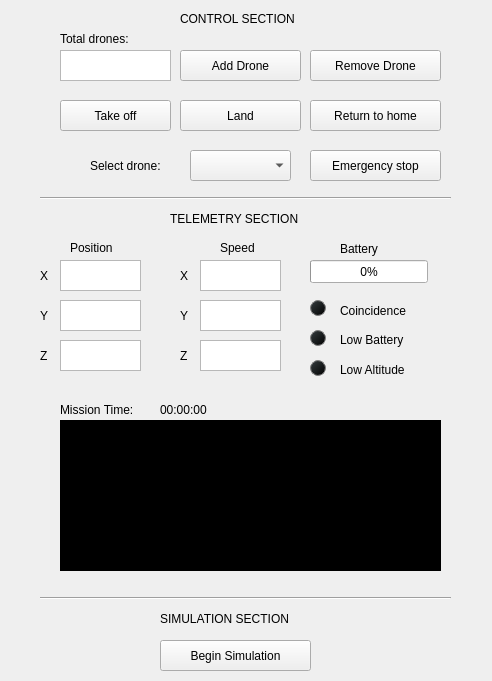
The window that TDF-C2/ui/rqt_sarus_test_plugin/rqt_sarus_test_plugin_widget.ui (Ingenia-SE/TDF-SARUS) describes before a commit, drawn with Qt 5.
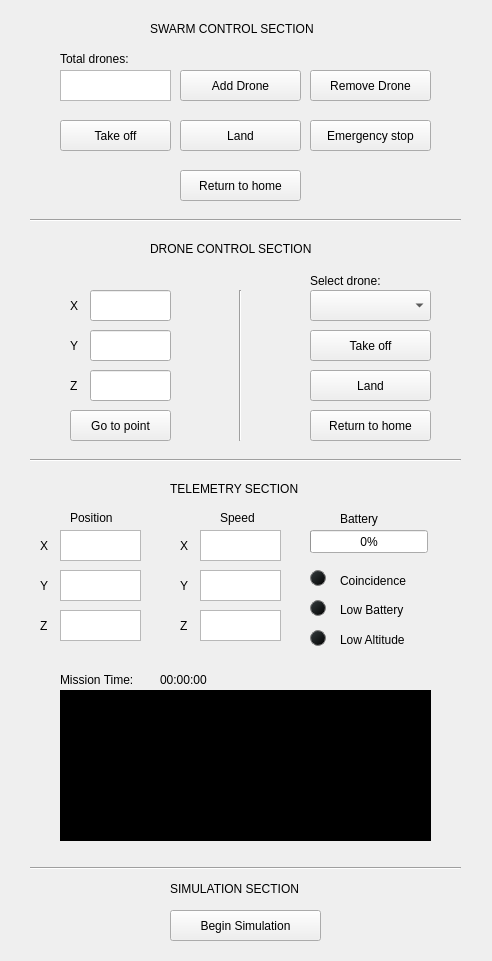
The same window after the commit.

Commit message: Added individual drone control functions

The edit to the form file:
```diff
--- a/TDF-C2/ui/rqt_sarus_test_plugin/rqt_sarus_test_plugin_widget.ui
+++ b/TDF-C2/ui/rqt_sarus_test_plugin/rqt_sarus_test_plugin_widget.ui
@@ -7,7 +7,7 @@
     <x>0</x>
     <y>0</y>
     <width>492</width>
-    <height>681</height>
+    <height>961</height>
    </rect>
   </property>
   <property name="windowTitle">
@@ -17,7 +17,7 @@
    <property name="geometry">
     <rect>
      <x>60</x>
-     <y>100</y>
+     <y>120</y>
      <width>111</width>
      <height>31</height>
     </rect>
@@ -29,10 +29,10 @@
   <widget class="QLabel" name="label_3">
    <property name="geometry">
     <rect>
-     <x>90</x>
-     <y>150</y>
+     <x>310</x>
+     <y>270</y>
      <width>91</width>
-     <height>31</height>
+     <height>21</height>
     </rect>
    </property>
    <property name="text">
@@ -43,8 +43,8 @@
    <property name="geometry">
     <rect>
      <x>60</x>
-     <y>420</y>
-     <width>381</width>
+     <y>690</y>
+     <width>371</width>
      <height>151</height>
     </rect>
    </property>
@@ -56,7 +56,7 @@
    <property name="geometry">
     <rect>
      <x>180</x>
-     <y>50</y>
+     <y>70</y>
      <width>121</width>
      <height>31</height>
     </rect>
@@ -69,8 +69,8 @@
    <property name="geometry">
     <rect>
      <x>310</x>
-     <y>50</y>
-     <width>131</width>
+     <y>70</y>
+     <width>121</width>
      <height>31</height>
     </rect>
    </property>
@@ -82,7 +82,7 @@
    <property name="geometry">
     <rect>
      <x>60</x>
-     <y>50</y>
+     <y>70</y>
      <width>111</width>
      <height>31</height>
     </rect>
@@ -92,7 +92,7 @@
    <property name="geometry">
     <rect>
      <x>60</x>
-     <y>30</y>
+     <y>50</y>
      <width>91</width>
      <height>17</height>
     </rect>
@@ -105,7 +105,7 @@
    <property name="geometry">
     <rect>
      <x>200</x>
-     <y>340</y>
+     <y>610</y>
      <width>81</width>
      <height>31</height>
     </rect>
@@ -115,7 +115,7 @@
    <property name="geometry">
     <rect>
      <x>180</x>
-     <y>300</y>
+     <y>570</y>
      <width>20</width>
      <height>31</height>
     </rect>
@@ -128,7 +128,7 @@
    <property name="geometry">
     <rect>
      <x>200</x>
-     <y>260</y>
+     <y>530</y>
      <width>81</width>
      <height>31</height>
     </rect>
@@ -138,7 +138,7 @@
    <property name="geometry">
     <rect>
      <x>180</x>
-     <y>260</y>
+     <y>530</y>
      <width>20</width>
      <height>31</height>
     </rect>
@@ -151,7 +151,7 @@
    <property name="geometry">
     <rect>
      <x>200</x>
-     <y>300</y>
+     <y>570</y>
      <width>81</width>
      <height>31</height>
     </rect>
@@ -161,7 +161,7 @@
    <property name="geometry">
     <rect>
      <x>180</x>
-     <y>340</y>
+     <y>610</y>
      <width>16</width>
      <height>31</height>
     </rect>
@@ -174,7 +174,7 @@
    <property name="geometry">
     <rect>
      <x>340</x>
-     <y>240</y>
+     <y>510</y>
      <width>53</width>
      <height>17</height>
     </rect>
@@ -187,7 +187,7 @@
    <property name="geometry">
     <rect>
      <x>60</x>
-     <y>400</y>
+     <y>670</y>
      <width>101</width>
      <height>20</height>
     </rect>
@@ -200,7 +200,7 @@
    <property name="geometry">
     <rect>
      <x>160</x>
-     <y>400</y>
+     <y>670</y>
      <width>67</width>
      <height>20</height>
     </rect>
@@ -212,9 +212,9 @@
   <widget class="QComboBox" name="drone_ID">
    <property name="geometry">
     <rect>
-     <x>190</x>
-     <y>150</y>
-     <width>101</width>
+     <x>310</x>
+     <y>290</y>
+     <width>121</width>
      <height>31</height>
     </rect>
    </property>
@@ -223,7 +223,7 @@
    <property name="geometry">
     <rect>
      <x>340</x>
-     <y>300</y>
+     <y>570</y>
      <width>83</width>
      <height>21</height>
     </rect>
@@ -236,7 +236,7 @@
    <property name="geometry">
     <rect>
      <x>340</x>
-     <y>330</y>
+     <y>600</y>
      <width>84</width>
      <height>20</height>
     </rect>
@@ -249,7 +249,7 @@
    <property name="geometry">
     <rect>
      <x>340</x>
-     <y>360</y>
+     <y>630</y>
      <width>87</width>
      <height>20</height>
     </rect>
@@ -262,7 +262,7 @@
    <property name="geometry">
     <rect>
      <x>70</x>
-     <y>240</y>
+     <y>510</y>
      <width>61</width>
      <height>16</height>
     </rect>
@@ -275,7 +275,7 @@
    <property name="geometry">
     <rect>
      <x>310</x>
-     <y>260</y>
+     <y>530</y>
      <width>118</width>
      <height>23</height>
     </rect>
@@ -288,7 +288,7 @@
    <property name="geometry">
     <rect>
      <x>180</x>
-     <y>100</y>
+     <y>120</y>
      <width>121</width>
      <height>31</height>
     </rect>
@@ -300,9 +300,9 @@
   <widget class="QPushButton" name="mission_abort">
    <property name="geometry">
     <rect>
-     <x>310</x>
-     <y>100</y>
-     <width>131</width>
+     <x>180</x>
+     <y>170</y>
+     <width>121</width>
      <height>31</height>
     </rect>
    </property>
@@ -314,7 +314,7 @@
    <property name="geometry">
     <rect>
      <x>310</x>
-     <y>300</y>
+     <y>570</y>
      <width>16</width>
      <height>16</height>
     </rect>
@@ -344,7 +344,7 @@
    <property name="geometry">
     <rect>
      <x>310</x>
-     <y>330</y>
+     <y>600</y>
      <width>16</width>
      <height>16</height>
     </rect>
@@ -374,7 +374,7 @@
    <property name="geometry">
     <rect>
      <x>310</x>
-     <y>360</y>
+     <y>630</y>
      <width>16</width>
      <height>16</height>
     </rect>
@@ -403,8 +403,8 @@
   <widget class="QPushButton" name="launch_simulation">
    <property name="geometry">
     <rect>
-     <x>160</x>
-     <y>640</y>
+     <x>170</x>
+     <y>910</y>
      <width>151</width>
      <height>31</height>
     </rect>
@@ -416,21 +416,21 @@
   <widget class="QLabel" name="label_15">
    <property name="geometry">
     <rect>
-     <x>180</x>
-     <y>10</y>
-     <width>141</width>
+     <x>150</x>
+     <y>20</y>
+     <width>191</width>
      <height>17</height>
     </rect>
    </property>
    <property name="text">
-    <string>CONTROL SECTION</string>
+    <string>SWARM CONTROL SECTION</string>
    </property>
   </widget>
   <widget class="QLabel" name="label_16">
    <property name="geometry">
     <rect>
      <x>170</x>
-     <y>210</y>
+     <y>480</y>
      <width>151</width>
      <height>17</height>
     </rect>
@@ -443,7 +443,7 @@
    <property name="geometry">
     <rect>
      <x>220</x>
-     <y>240</y>
+     <y>510</y>
      <width>51</width>
      <height>16</height>
     </rect>
@@ -456,7 +456,7 @@
    <property name="geometry">
     <rect>
      <x>60</x>
-     <y>260</y>
+     <y>530</y>
      <width>81</width>
      <height>31</height>
     </rect>
@@ -466,7 +466,7 @@
    <property name="geometry">
     <rect>
      <x>60</x>
-     <y>300</y>
+     <y>570</y>
      <width>81</width>
      <height>31</height>
     </rect>
@@ -476,7 +476,7 @@
    <property name="geometry">
     <rect>
      <x>60</x>
-     <y>340</y>
+     <y>610</y>
      <width>81</width>
      <height>31</height>
     </rect>
@@ -485,8 +485,8 @@
   <widget class="QLabel" name="label_17">
    <property name="geometry">
     <rect>
-     <x>160</x>
-     <y>610</y>
+     <x>170</x>
+     <y>880</y>
      <width>151</width>
      <height>17</height>
     </rect>
@@ -498,9 +498,9 @@
   <widget class="Line" name="line_2">
    <property name="geometry">
     <rect>
-     <x>40</x>
-     <y>590</y>
-     <width>411</width>
+     <x>30</x>
+     <y>860</y>
+     <width>431</width>
      <height>16</height>
     </rect>
    </property>
@@ -512,7 +512,7 @@
    <property name="geometry">
     <rect>
      <x>40</x>
-     <y>340</y>
+     <y>610</y>
      <width>16</width>
      <height>31</height>
     </rect>
@@ -525,7 +525,7 @@
    <property name="geometry">
     <rect>
      <x>40</x>
-     <y>300</y>
+     <y>570</y>
      <width>20</width>
      <height>31</height>
     </rect>
@@ -538,7 +538,7 @@
    <property name="geometry">
     <rect>
      <x>40</x>
-     <y>260</y>
+     <y>530</y>
      <width>20</width>
      <height>31</height>
     </rect>
@@ -551,8 +551,8 @@
    <property name="geometry">
     <rect>
      <x>310</x>
-     <y>150</y>
-     <width>131</width>
+     <y>120</y>
+     <width>121</width>
      <height>31</height>
     </rect>
    </property>
@@ -563,16 +563,176 @@
   <widget class="Line" name="line_3">
    <property name="geometry">
     <rect>
-     <x>40</x>
-     <y>190</y>
-     <width>411</width>
-     <height>16</height>
+     <x>30</x>
+     <y>450</y>
+     <width>431</width>
+     <height>20</height>
     </rect>
    </property>
    <property name="orientation">
     <enum>Qt::Horizontal</enum>
    </property>
   </widget>
+  <widget class="Line" name="line_4">
+   <property name="geometry">
+    <rect>
+     <x>30</x>
+     <y>210</y>
+     <width>431</width>
+     <height>20</height>
+    </rect>
+   </property>
+   <property name="orientation">
+    <enum>Qt::Horizontal</enum>
+   </property>
+  </widget>
+  <widget class="QLabel" name="label_20">
+   <property name="geometry">
+    <rect>
+     <x>150</x>
+     <y>240</y>
+     <width>191</width>
+     <height>17</height>
+    </rect>
+   </property>
+   <property name="text">
+    <string>DRONE CONTROL SECTION</string>
+   </property>
+  </widget>
+  <widget class="QLineEdit" name="lineEdit_xCmd">
+   <property name="geometry">
+    <rect>
+     <x>90</x>
+     <y>290</y>
+     <width>81</width>
+     <height>31</height>
+    </rect>
+   </property>
+  </widget>
+  <widget class="QLineEdit" name="lineEdit_yCmd">
+   <property name="geometry">
+    <rect>
+     <x>90</x>
+     <y>330</y>
+     <width>81</width>
+     <height>31</height>
+    </rect>
+   </property>
+  </widget>
+  <widget class="QLineEdit" name="lineEdit_zCmd">
+   <property name="geometry">
+    <rect>
+     <x>90</x>
+     <y>370</y>
+     <width>81</width>
+     <height>31</height>
+    </rect>
+   </property>
+  </widget>
+  <widget class="QLabel" name="label_21">
+   <property name="geometry">
+    <rect>
+     <x>70</x>
+     <y>290</y>
+     <width>20</width>
+     <height>31</height>
+    </rect>
+   </property>
+   <property name="text">
+    <string>X</string>
+   </property>
+  </widget>
+  <widget class="QLabel" name="label_22">
+   <property name="geometry">
+    <rect>
+     <x>70</x>
+     <y>330</y>
+     <width>20</width>
+     <height>31</height>
+    </rect>
+   </property>
+   <property name="text">
+    <string>Y</string>
+   </property>
+  </widget>
+  <widget class="QLabel" name="label_23">
+   <property name="geometry">
+    <rect>
+     <x>70</x>
+     <y>370</y>
+     <width>16</width>
+     <height>31</height>
+    </rect>
+   </property>
+   <property name="text">
+    <string>Z</string>
+   </property>
+  </widget>
+  <widget class="QPushButton" name="single_land_button">
+   <property name="geometry">
+    <rect>
+     <x>310</x>
+     <y>370</y>
+     <width>121</width>
+     <height>31</height>
+    </rect>
+   </property>
+   <property name="text">
+    <string>Land</string>
+   </property>
+  </widget>
+  <widget class="QPushButton" name="single_take_off_button">
+   <property name="geometry">
+    <rect>
+     <x>310</x>
+     <y>330</y>
+     <width>121</width>
+     <height>31</height>
+    </rect>
+   </property>
+   <property name="text">
+    <string>Take off</string>
+   </property>
+  </widget>
+  <widget class="QPushButton" name="goToButton">
+   <property name="geometry">
+    <rect>
+     <x>70</x>
+     <y>410</y>
+     <width>101</width>
+     <height>31</height>
+    </rect>
+   </property>
+   <property name="text">
+    <string>Go to point</string>
+   </property>
+  </widget>
+  <widget class="QPushButton" name="single_return_home">
+   <property name="geometry">
+    <rect>
+     <x>310</x>
+     <y>410</y>
+     <width>121</width>
+     <height>31</height>
+    </rect>
+   </property>
+   <property name="text">
+    <string>Return to home</string>
+   </property>
+  </widget>
+  <widget class="Line" name="line">
+   <property name="geometry">
+    <rect>
+     <x>230</x>
+     <y>290</y>
+     <width>20</width>
+     <height>151</height>
+    </rect>
+   </property>
+   <property name="orientation">
+    <enum>Qt::Vertical</enum>
+   </property>
+  </widget>
  </widget>
  <resources/>
  <connections/>
```
The commit also changes 2 other files.
